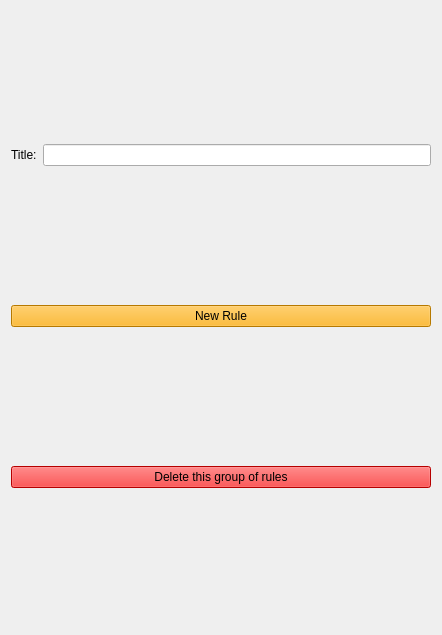
Before: the Qt Designer form Source/GUI/Qt/groupofrules.ui in MediaArea/MediaConch_SourceCode, drawn with Qt 5.
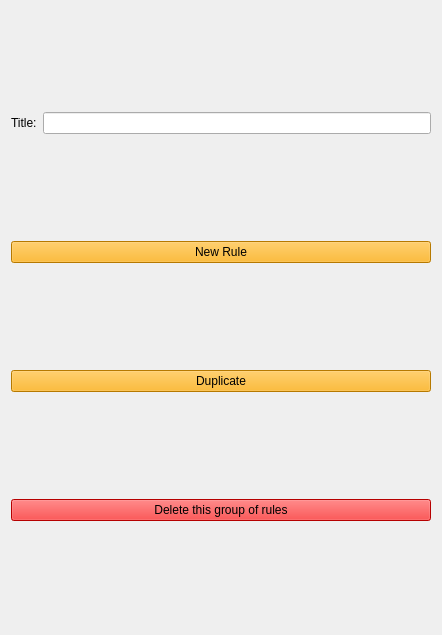
After: the same form once the commit is applied.

Commit message: Policies: add a button to duplicate a group of rules

```diff
--- a/Source/GUI/Qt/groupofrules.ui
+++ b/Source/GUI/Qt/groupofrules.ui
@@ -17,9 +17,6 @@
    </sizepolicy>
   </property>
   <layout class="QGridLayout" name="gridLayout">
-   <item row="0" column="1">
-    <widget class="QLineEdit" name="title"/>
-   </item>
    <item row="0" column="0">
     <widget class="QLabel" name="labelTitle">
      <property name="text">
@@ -42,7 +39,7 @@
      </property>
     </widget>
    </item>
-   <item row="2" column="0" colspan="2">
+   <item row="3" column="0" colspan="2">
     <widget class="QPushButton" name="deleteGor">
      <property name="focusPolicy">
       <enum>Qt::NoFocus</enum>
@@ -58,6 +55,24 @@
      </property>
     </widget>
    </item>
+   <item row="0" column="1">
+    <widget class="QLineEdit" name="title"/>
+   </item>
+   <item row="2" column="0" colspan="2">
+    <widget class="QPushButton" name="duplicateGor">
+     <property name="focusPolicy">
+      <enum>Qt::NoFocus</enum>
+     </property>
+     <property name="styleSheet">
+      <string notr="true">background-color: rgb(255, 170, 0);
+selection-background-color: rgb(255, 170, 0);
+</string>
+     </property>
+     <property name="text">
+      <string>Duplicate</string>
+     </property>
+    </widget>
+   </item>
   </layout>
  </widget>
  <resources/>
```
The commit also changes 4 other files.
